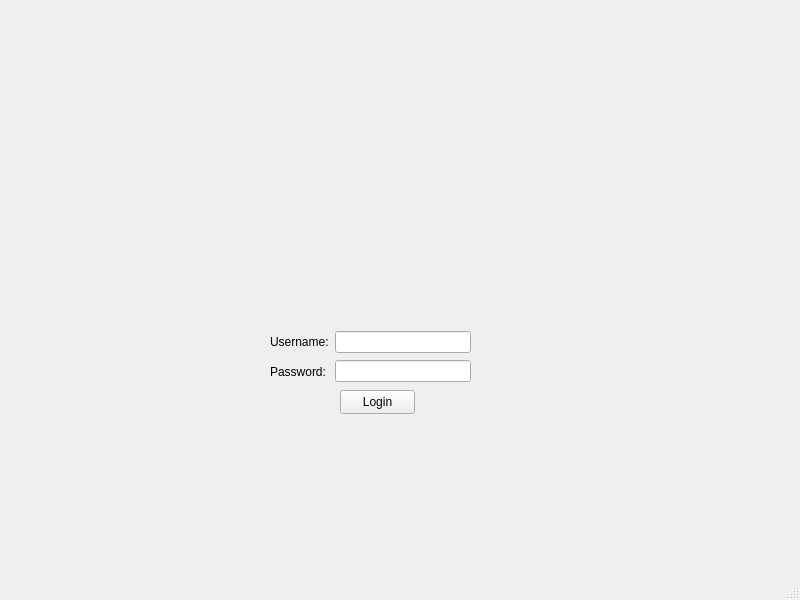
Old version of the form loginWindow.ui in the repository MrCooperGit/Assessment-2_Library-Management-System.
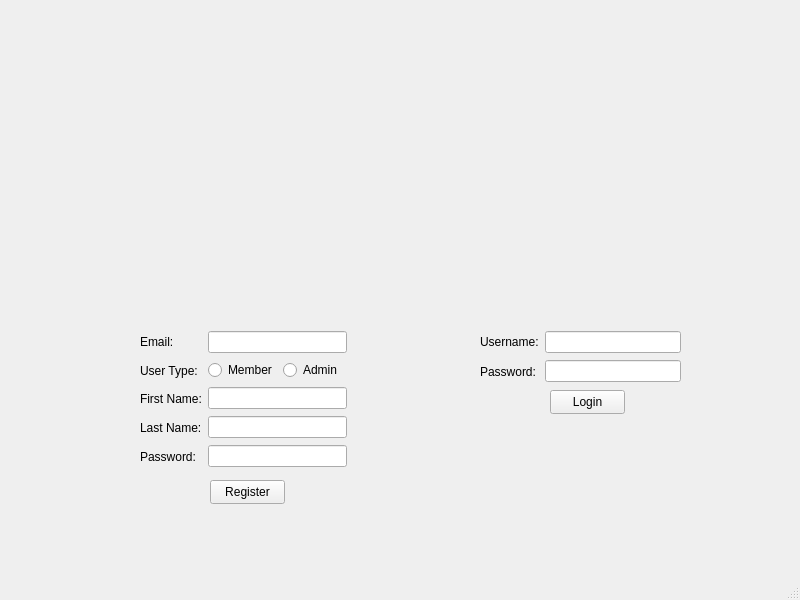
New version of the form.

Commit message: login screen including read and write file functions

```diff
--- a/loginWindow.ui
+++ b/loginWindow.ui
@@ -17,7 +17,7 @@
    <widget class="QPushButton" name="pushButton_login">
     <property name="geometry">
      <rect>
-      <x>340</x>
+      <x>550</x>
       <y>390</y>
       <width>75</width>
       <height>24</height>
@@ -43,16 +43,16 @@
      <string/>
     </property>
    </widget>
-   <widget class="QWidget" name="">
+   <widget class="QWidget" name="layoutWidget">
     <property name="geometry">
      <rect>
-      <x>270</x>
+      <x>480</x>
       <y>330</y>
       <width>201</width>
       <height>54</height>
      </rect>
     </property>
-    <layout class="QHBoxLayout" name="horizontalLayout">
+    <layout class="QHBoxLayout" name="horizontalLayout_login">
      <item>
       <layout class="QVBoxLayout" name="verticalLayout">
        <item>
@@ -87,6 +87,108 @@
      </item>
     </layout>
    </widget>
+   <widget class="QPushButton" name="pushButton_register">
+    <property name="geometry">
+     <rect>
+      <x>210</x>
+      <y>480</y>
+      <width>75</width>
+      <height>24</height>
+     </rect>
+    </property>
+    <property name="text">
+     <string>Register</string>
+    </property>
+   </widget>
+   <widget class="QWidget" name="">
+    <property name="geometry">
+     <rect>
+      <x>140</x>
+      <y>330</y>
+      <width>207</width>
+      <height>138</height>
+     </rect>
+    </property>
+    <layout class="QHBoxLayout" name="horizontalLayout_register">
+     <item>
+      <layout class="QVBoxLayout" name="verticalLayout_3">
+       <item>
+        <widget class="QLabel" name="label_email">
+         <property name="text">
+          <string>Email:</string>
+         </property>
+        </widget>
+       </item>
+       <item>
+        <widget class="QLabel" name="label_userType">
+         <property name="text">
+          <string>User Type:</string>
+         </property>
+        </widget>
+       </item>
+       <item>
+        <widget class="QLabel" name="label_firstName">
+         <property name="text">
+          <string>First Name:</string>
+         </property>
+        </widget>
+       </item>
+       <item>
+        <widget class="QLabel" name="label_lastName">
+         <property name="text">
+          <string>Last Name:</string>
+         </property>
+        </widget>
+       </item>
+       <item>
+        <widget class="QLabel" name="label_password2">
+         <property name="text">
+          <string>Password:</string>
+         </property>
+        </widget>
+       </item>
+      </layout>
+     </item>
+     <item>
+      <layout class="QVBoxLayout" name="verticalLayout_4">
+       <item>
+        <widget class="QLineEdit" name="lineEdit_email"/>
+       </item>
+       <item>
+        <layout class="QHBoxLayout" name="horizontalLayout">
+         <item>
+          <widget class="QRadioButton" name="radioButton_member">
+           <property name="text">
+            <string>Member</string>
+           </property>
+          </widget>
+         </item>
+         <item>
+          <widget class="QRadioButton" name="radioButton_admin">
+           <property name="text">
+            <string>Admin</string>
+           </property>
+          </widget>
+         </item>
+        </layout>
+       </item>
+       <item>
+        <widget class="QLineEdit" name="lineEdit_firstName"/>
+       </item>
+       <item>
+        <widget class="QLineEdit" name="lineEdit_lastName"/>
+       </item>
+       <item>
+        <widget class="QLineEdit" name="lineEdit_password2">
+         <property name="echoMode">
+          <enum>QLineEdit::Password</enum>
+         </property>
+        </widget>
+       </item>
+      </layout>
+     </item>
+    </layout>
+   </widget>
   </widget>
   <widget class="QMenuBar" name="menubar">
    <property name="geometry">
```
The commit also changes 15 other files.
